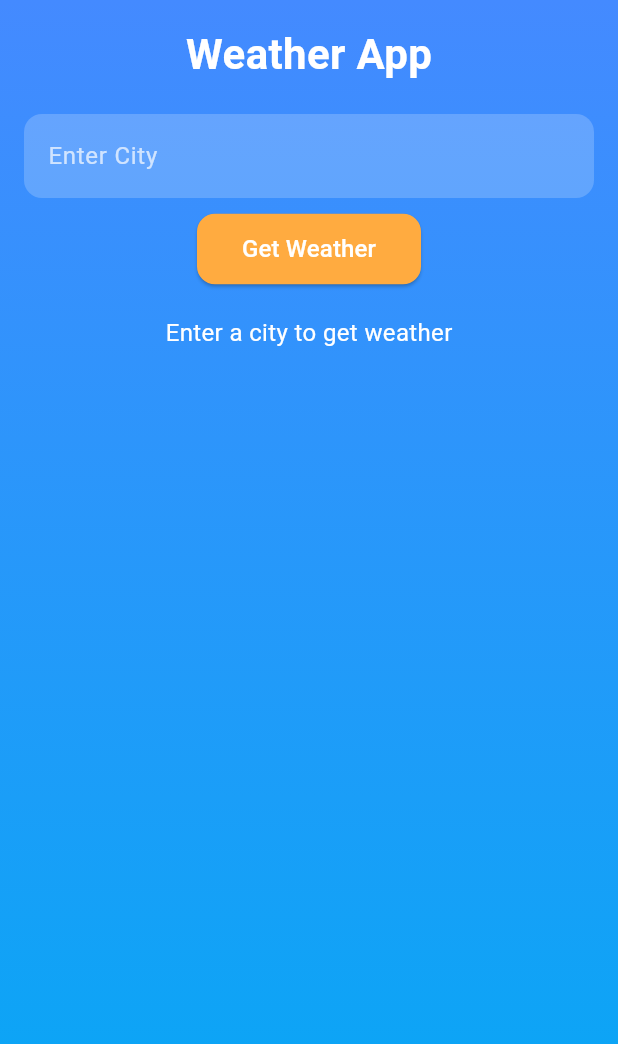
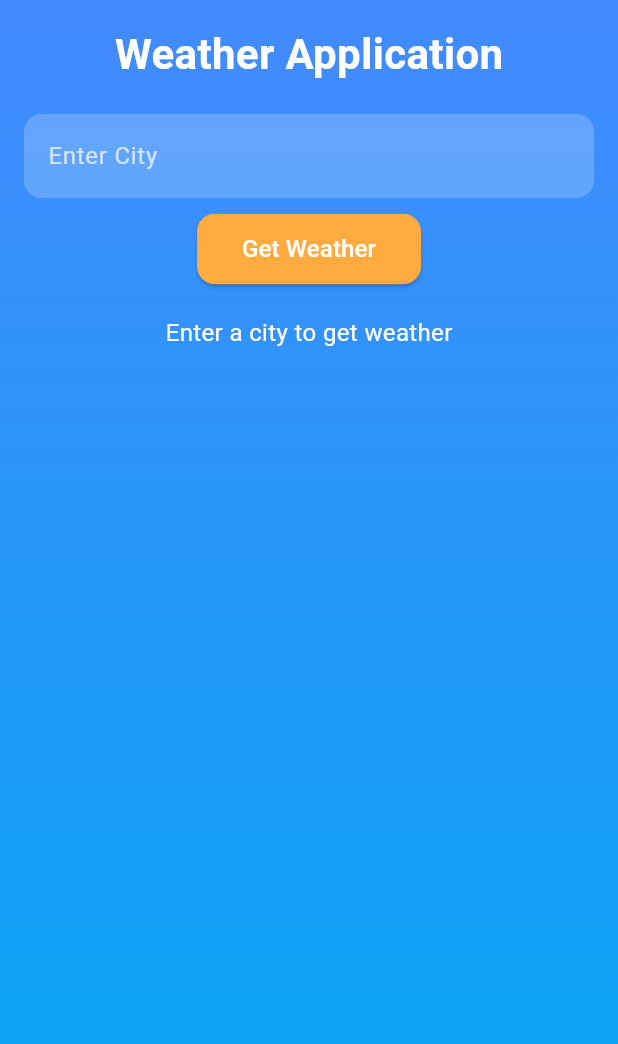
Before and after one commit to shehansugathapala/flutter_weather_app, a Flutter app: the screen it shows after launch, on a phone screen of 412 x 824 dp. Shown: the top 1044 px of the screen. Run offline on Flutter 3.47's test engine with Material 3 defaults, Android fonts, the light colour scheme and no system bars; our stand-ins replace dio, flutter_bloc, freezed_annotation.

Commit message:
update text

```diff
--- a/lib/presentation/screens/home_screen.dart
+++ b/lib/presentation/screens/home_screen.dart
@@ -26,7 +26,7 @@ class HomeScreen extends StatelessWidget {
               crossAxisAlignment: CrossAxisAlignment.center,
               children: [
                 const Text(
-                  "Weather App",
+                  "Weather Application",
                   style: TextStyle(
                     fontSize: 28,
                     fontWeight: FontWeight.bold,
```
